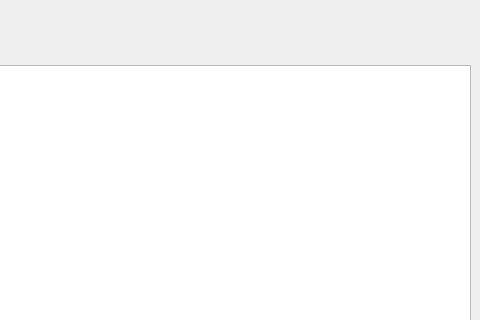
Above: Test_QMainWindow/mainwindow/mainwindow.ui from RinatB2017/Python before the change; both pictures show x 320 to 800 and y 0 to 320 of the 800 by 600 pixel window. Below: the same form after it.
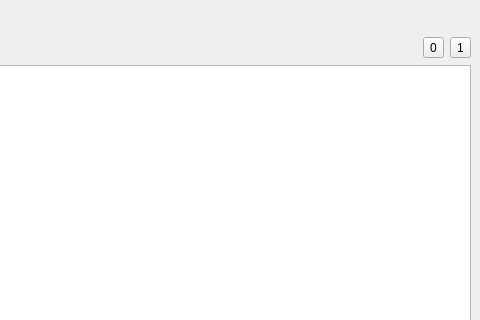
That is the form after the change.

```diff
--- a/Test_QMainWindow/mainwindow/mainwindow.ui
+++ b/Test_QMainWindow/mainwindow/mainwindow.ui
@@ -61,6 +61,20 @@
         </property>
        </spacer>
       </item>
+      <item>
+       <widget class="QToolButton" name="btn_0">
+        <property name="text">
+         <string>0</string>
+        </property>
+       </widget>
+      </item>
+      <item>
+       <widget class="QToolButton" name="btn_1">
+        <property name="text">
+         <string>1</string>
+        </property>
+       </widget>
+      </item>
      </layout>
     </item>
     <item>
```
